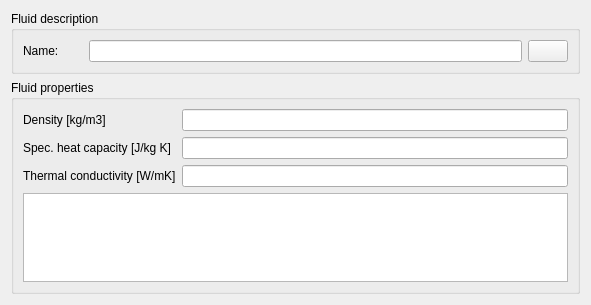
ghorwin/SIM-VICUS, file SIM-VICUS/src/SVDBNetworkFluidEditWidget.ui: the form before one commit.
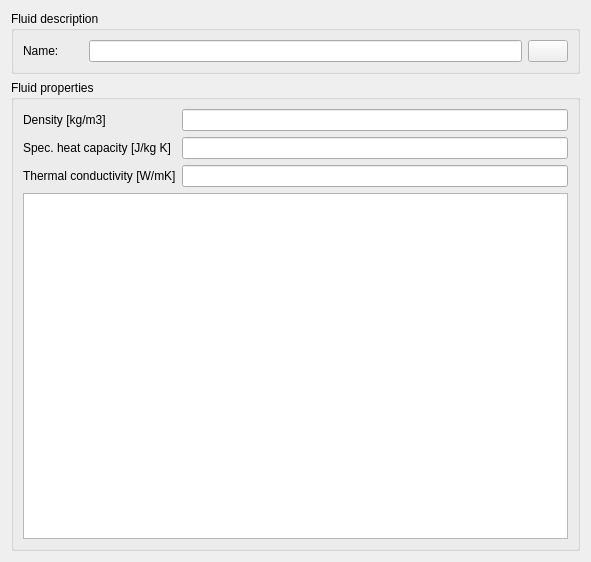
The form after the commit. Custom widgets are drawn as their Qt base class.

Patch:
```diff
--- a/SIM-VICUS/src/SVDBNetworkFluidEditWidget.ui
+++ b/SIM-VICUS/src/SVDBNetworkFluidEditWidget.ui
@@ -7,7 +7,7 @@
     <x>0</x>
     <y>0</y>
     <width>591</width>
-    <height>305</height>
+    <height>562</height>
    </rect>
   </property>
   <property name="windowTitle">
```
Left out of the diff: 1 changed line with no effect on the pictures.
